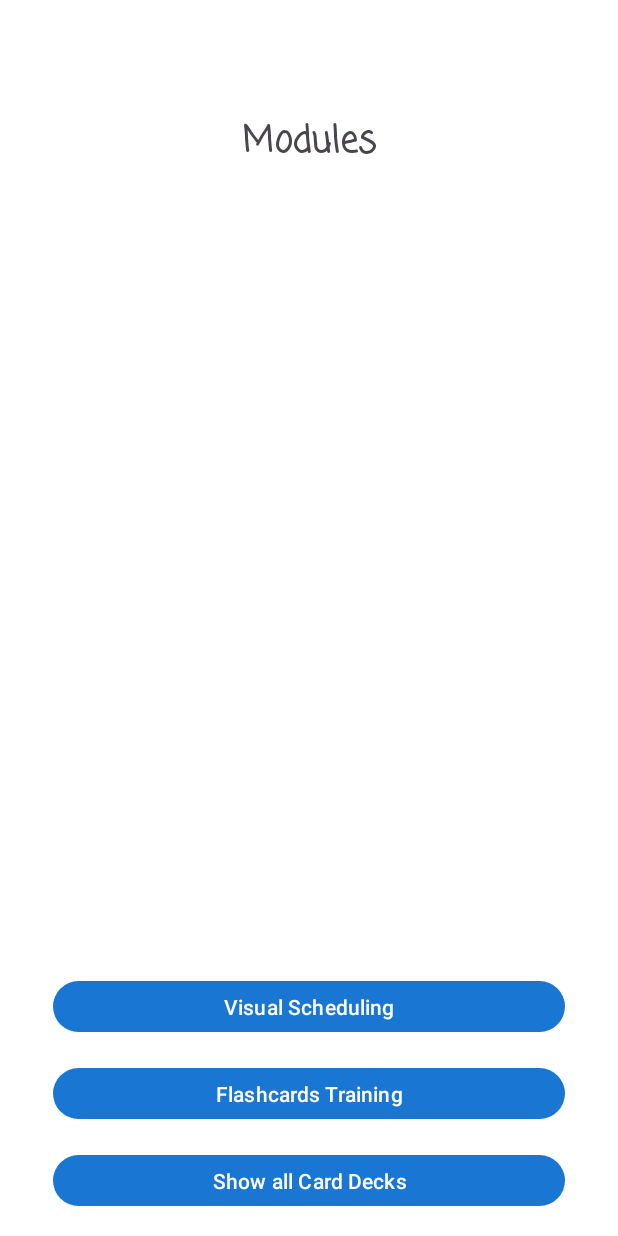
After one commit to AchuthanR/nuro, an Android app: the Modules screen opened directly, with no data from a screen before it, on a phone screen of 412 x 824 dp. The commit adds this screen. Run offline under Robolectric (Android 15) with nearby library versions, the phone set to English and light mode, and no system bars.

Commit message:
modules page

```diff
--- a/build.gradle
+++ b/build.gradle
@@ -35,6 +35,8 @@ dependencies {
     implementation 'androidx.appcompat:appcompat:1.4.1'
     implementation 'com.google.android.material:material:1.6.0-alpha03'
     implementation 'androidx.constraintlayout:constraintlayout:2.1.3'
+    implementation 'androidx.navigation:navigation-fragment:2.3.5'
+    implementation 'androidx.navigation:navigation-ui:2.3.5'
     testImplementation 'junit:junit:4.13.2'
     androidTestImplementation 'androidx.test.ext:junit:1.1.3'
     androidTestImplementation 'androidx.test.espresso:espresso-core:3.4.0'
--- a/src/main/AndroidManifest.xml
+++ b/src/main/AndroidManifest.xml
@@ -12,10 +12,14 @@
         android:supportsRtl="true"
         android:theme="@style/Theme.LanguageTherapyAssistanceForAutisticChildren">
         <activity
+            android:name=".Modules"
+            android:exported="false" />
+        <activity
             android:name=".MainActivity"
             android:exported="true">
             <intent-filter>
                 <action android:name="android.intent.action.MAIN" />
+
                 <category android:name="android.intent.category.LAUNCHER" />
             </intent-filter>
         </activity>
--- /dev/null
+++ b/src/main/java/com/capstone/autism_training/Modules.java
@@ -0,0 +1,14 @@
+package com.capstone.autism_training;
+
+import androidx.appcompat.app.AppCompatActivity;
+
+import android.os.Bundle;
+
+public class Modules extends AppCompatActivity {
+
+    @Override
+    protected void onCreate(Bundle savedInstanceState) {
+        super.onCreate(savedInstanceState);
+        setContentView(R.layout.activity_modules);
+    }
+}
--- /dev/null
+++ b/src/main/res/layout/activity_modules.xml
@@ -0,0 +1,61 @@
+<?xml version="1.0" encoding="utf-8"?>
+<androidx.constraintlayout.widget.ConstraintLayout xmlns:android="http://schemas.android.com/apk/res/android"
+    xmlns:app="http://schemas.android.com/apk/res-auto"
+    xmlns:tools="http://schemas.android.com/tools"
+    android:layout_width="match_parent"
+    android:layout_height="match_parent"
+    tools:context=".Modules">
+
+
+    <TextView
+        android:id="@+id/textView2"
+        android:layout_width="wrap_content"
+        android:layout_height="wrap_content"
+        android:fontFamily="casual"
+        android:text="Modules"
+        android:textSize="24sp"
+        android:textStyle="bold"
+        app:layout_constraintBottom_toTopOf="@+id/button3"
+        app:layout_constraintEnd_toEndOf="parent"
+        app:layout_constraintStart_toStartOf="parent"
+        app:layout_constraintTop_toTopOf="parent"
+        app:layout_constraintVertical_bias="0.124" />
+
+    <Button
+        android:id="@+id/button3"
+        android:layout_width="341dp"
+        android:layout_height="42dp"
+        android:layout_marginStart="32dp"
+        android:layout_marginEnd="32dp"
+        android:layout_marginBottom="16dp"
+        android:text="Visual Scheduling"
+        app:layout_constraintBottom_toTopOf="@+id/button4"
+        app:layout_constraintEnd_toEndOf="parent"
+        app:layout_constraintStart_toStartOf="parent" />
+
+    <Button
+        android:id="@+id/button4"
+        android:layout_width="341dp"
+        android:layout_height="42dp"
+        android:layout_marginStart="32dp"
+        android:layout_marginEnd="32dp"
+        android:layout_marginBottom="16dp"
+        android:text="Flashcards Training"
+        app:layout_constraintBottom_toTopOf="@+id/button5"
+        app:layout_constraintEnd_toEndOf="parent"
+        app:layout_constraintStart_toStartOf="parent" />
+
+    <Button
+        android:id="@+id/button5"
+        android:layout_width="341dp"
+        android:layout_height="42dp"
+        android:layout_marginStart="32dp"
+        android:layout_marginEnd="32dp"
+        android:layout_marginBottom="16dp"
+        android:text="Show all Card Decks"
+        app:layout_constraintBottom_toBottomOf="parent"
+        app:layout_constraintEnd_toEndOf="parent"
+        app:layout_constraintStart_toStartOf="parent" />
+
+
+</androidx.constraintlayout.widget.ConstraintLayout>
--- a/src/main/res/values-land/dimens.xml
+++ b/src/main/res/values-land/dimens.xml
@@ -1,3 +1,4 @@
 <resources>
     <dimen name="text_margin">48dp</dimen>
+    <dimen name="fab_margin">48dp</dimen>
 </resources>
--- a/src/main/res/values-w1240dp/dimens.xml
+++ b/src/main/res/values-w1240dp/dimens.xml
@@ -1,3 +1,5 @@
 <resources>
 
+
+    <dimen name="fab_margin">200dp</dimen>
 </resources>
--- a/src/main/res/values-w600dp/dimens.xml
+++ b/src/main/res/values-w600dp/dimens.xml
@@ -1,3 +1,4 @@
 <resources>
     <dimen name="text_margin">48dp</dimen>
+    <dimen name="fab_margin">48dp</dimen>
 </resources>
--- a/src/main/res/values/dimens.xml
+++ b/src/main/res/values/dimens.xml
@@ -1,4 +1,5 @@
 <resources>
     <dimen name="app_bar_height">180dp</dimen>
     <dimen name="text_margin">16dp</dimen>
+    <dimen name="fab_margin">16dp</dimen>
 </resources>
--- a/src/main/res/values/strings.xml
+++ b/src/main/res/values/strings.xml
@@ -3,4 +3,13 @@
     <string name="title_activity_deck">Decks</string>
     <string name="deck_activity_page_title">Your decks</string>
     <string name="deck_activity_action_settings">Settings</string>
+    <string name="title_activity_modules">ModulesActivity</string>
+    <!-- Strings used for fragments for navigation -->
+    <string name="first_fragment_label">First Fragment</string>
+    <string name="second_fragment_label">Second Fragment</string>
+    <string name="next">Next</string>
+    <string name="previous">Previous</string>
+
+    <string name="hello_first_fragment">Hello first fragment</string>
+    <string name="hello_second_fragment">Hello second fragment. Arg: %1$s</string>
 </resources>
--- a/src/main/res/values/themes.xml
+++ b/src/main/res/values/themes.xml
@@ -15,4 +15,13 @@
         <item name="colorSurface">@color/blue_grey_50</item>
         <item name="colorOutline">@color/grey_900</item>
     </style>
+
+    <style name="Theme.LanguageTherapyAssistanceForAutisticChildren.NoActionBar">
+        <item name="windowActionBar">false</item>
+        <item name="windowNoTitle">true</item>
+    </style>
+
+    <style name="Theme.LanguageTherapyAssistanceForAutisticChildren.AppBarOverlay" parent="ThemeOverlay.AppCompat.Dark.ActionBar" />
+
+    <style name="Theme.LanguageTherapyAssistanceForAutisticChildren.PopupOverlay" parent="ThemeOverlay.AppCompat.Light" />
 </resources>
```
